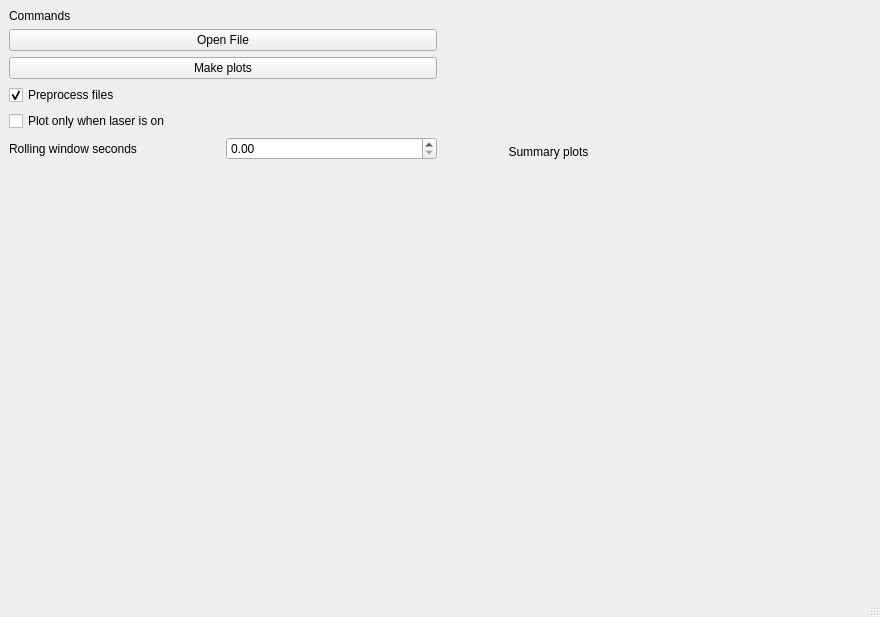
sw580844/ngif_romar, file qt_poc/main_window.ui: the form before one commit.
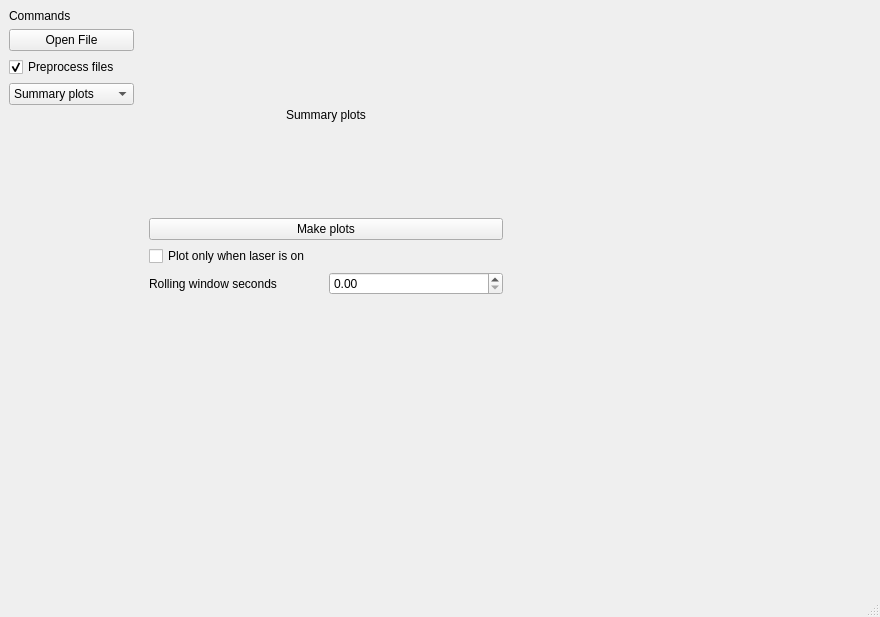
The form after the commit. The open tabs and pages were chosen to show the change.

Commit message: Add some more functionality, new page featuring per toolpath mean and std dev, plus update to readme

```diff
--- a/qt_poc/main_window.ui
+++ b/qt_poc/main_window.ui
@@ -16,9 +16,12 @@
   <widget class="QWidget" name="centralwidget">
    <layout class="QHBoxLayout" name="horizontalLayout_2">
     <item>
-     <layout class="QHBoxLayout" name="horizontalLayout">
+     <layout class="QHBoxLayout" name="horizontalLayout" stretch="0,1">
       <item>
        <layout class="QVBoxLayout" name="button_layout">
+        <property name="rightMargin">
+         <number>0</number>
+        </property>
         <item>
          <widget class="QLabel" name="label">
           <property name="text">
@@ -33,13 +36,6 @@
           </property>
          </widget>
         </item>
-        <item>
-         <widget class="QPushButton" name="make_plots_button">
-          <property name="text">
-           <string>Make plots</string>
-          </property>
-         </widget>
-        </item>
         <item>
          <widget class="QCheckBox" name="preprocess_file_checkbox">
           <property name="text">
@@ -51,26 +47,22 @@
          </widget>
         </item>
         <item>
-         <widget class="QCheckBox" name="plot_laser_on">
-          <property name="text">
-           <string>Plot only when laser is on</string>
+         <widget class="QComboBox" name="combo_box_select_page">
+          <property name="currentText">
+           <string>Summary plots</string>
           </property>
+          <item>
+           <property name="text">
+            <string>Summary plots</string>
+           </property>
+          </item>
+          <item>
+           <property name="text">
+            <string>Per toolpath plots</string>
+           </property>
+          </item>
          </widget>
         </item>
-        <item>
-         <layout class="QHBoxLayout" name="horizontalLayout_6">
-          <item>
-           <widget class="QLabel" name="label_2">
-            <property name="text">
-             <string>Rolling window seconds</string>
-            </property>
-           </widget>
-          </item>
-          <item>
-           <widget class="QDoubleSpinBox" name="rolling_window_seconds"/>
-          </item>
-         </layout>
-        </item>
         <item>
          <spacer name="verticalSpacer">
           <property name="orientation">
@@ -87,27 +79,104 @@
        </layout>
       </item>
       <item>
-       <layout class="QGridLayout" name="gridLayout">
-        <item row="1" column="0">
-         <widget class="QWidget" name="widget_PlotArea_1" native="true"/>
-        </item>
-        <item row="1" column="1">
-         <widget class="QWidget" name="widget_PlotArea_2" native="true"/>
-        </item>
-        <item row="0" column="0">
-         <widget class="QLabel" name="label_3">
-          <property name="text">
-           <string>Summary plots</string>
-          </property>
-          <property name="alignment">
-           <set>Qt::AlignCenter</set>
-          </property>
-         </widget>
-        </item>
-        <item row="0" column="1">
-         <widget class="QWidget" name="widget_PlotArea_3" native="true"/>
-        </item>
-       </layout>
+       <widget class="QStackedWidget" name="stackedWidget_plots">
+        <property name="currentIndex">
+         <number>1</number>
+        </property>
+        <widget class="QWidget" name="page">
+         <layout class="QGridLayout" name="gridLayout_2">
+          <item row="0" column="0">
+           <layout class="QGridLayout" name="gridLayout">
+            <item row="1" column="1">
+             <widget class="QWidget" name="widget_PlotArea_1" native="true"/>
+            </item>
+            <item row="1" column="2">
+             <widget class="QWidget" name="widget_PlotArea_2" native="true"/>
+            </item>
+            <item row="0" column="2">
+             <widget class="QWidget" name="widget_PlotArea_3" native="true"/>
+            </item>
+            <item row="0" column="1">
+             <layout class="QVBoxLayout" name="verticalLayout_3">
+              <item>
+               <widget class="QLabel" name="label_3">
+                <property name="text">
+                 <string>Summary plots</string>
+                </property>
+                <property name="alignment">
+                 <set>Qt::AlignCenter</set>
+                </property>
+               </widget>
+              </item>
+              <item>
+               <widget class="QPushButton" name="make_plots_button">
+                <property name="text">
+                 <string>Make plots</string>
+                </property>
+               </widget>
+              </item>
+              <item>
+               <widget class="QCheckBox" name="plot_laser_on">
+                <property name="text">
+                 <string>Plot only when laser is on</string>
+                </property>
+               </widget>
+              </item>
+              <item>
+               <layout class="QHBoxLayout" name="horizontalLayout_6">
+                <item>
+                 <widget class="QLabel" name="label_2">
+                  <property name="text">
+                   <string>Rolling window seconds</string>
+                  </property>
+                 </widget>
+                </item>
+                <item>
+                 <widget class="QDoubleSpinBox" name="rolling_window_seconds"/>
+                </item>
+               </layout>
+              </item>
+             </layout>
+            </item>
+           </layout>
+          </item>
+         </layout>
+        </widget>
+        <widget class="QWidget" name="page_2">
+         <layout class="QGridLayout" name="gridLayout_3">
+          <item row="0" column="2">
+           <widget class="QWidget" name="widget_plot_area_flowwatch_per_toolpath" native="true"/>
+          </item>
+          <item row="1" column="2">
+           <widget class="QWidget" name="widget_plot_area_poolsize_per_toolpath" native="true"/>
+          </item>
+          <item row="0" column="1">
+           <layout class="QVBoxLayout" name="verticalLayout">
+            <item>
+             <widget class="QLabel" name="label_4">
+              <property name="text">
+               <string>Per toolpath plots</string>
+              </property>
+              <property name="alignment">
+               <set>Qt::AlignCenter</set>
+              </property>
+             </widget>
+            </item>
+            <item>
+             <widget class="QPushButton" name="pushButton_make_toolpath_plots">
+              <property name="text">
+               <string>Make toolpath plots</string>
+              </property>
+             </widget>
+            </item>
+           </layout>
+          </item>
+          <item row="1" column="1">
+           <widget class="QWidget" name="widget_plot_area_pooltemp_per_toolpath" native="true"/>
+          </item>
+         </layout>
+        </widget>
+       </widget>
       </item>
      </layout>
     </item>
```
The commit also changes 2 other files.
